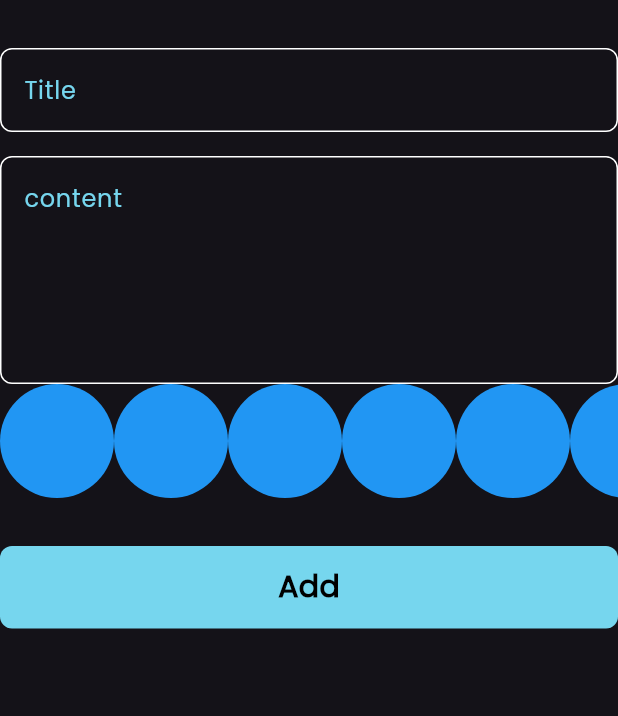
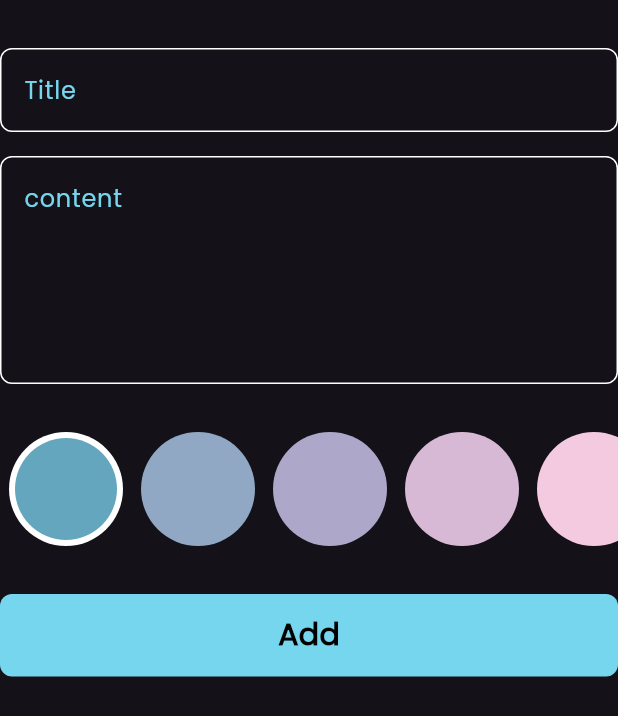
Before and after one commit to HumamHo44/notes_app, a Flutter app: the AddNoteForm widget shown alone on an empty page, opened directly, on a phone screen of 412 x 824 dp. Shown: the top 716 px of the screen. Run offline on Flutter 3.47's test engine with Material 3 defaults, Android fonts, the phone set to English and light mode, and no system bars; our stand-ins replace bloc, flutter_bloc, font_awesome_flutter, hive, hive_flutter; accounts and stored records are empty.

Commit message:
colors list view part two

```diff
--- a/lib/views/widgets/add_note_form.dart
+++ b/lib/views/widgets/add_note_form.dart
@@ -43,6 +43,9 @@ class _AddNoteFormState extends State<AddNoteForm> {
             hint: 'content',
             maxLines: 5,
           ),
+          const SizedBox(
+            height: 32,
+          ),
           const ColorListView(),
           const SizedBox(
             height: 32,
--- a/lib/views/widgets/custom/custom_clors_list_view.dart
+++ b/lib/views/widgets/custom/custom_clors_list_view.dart
@@ -1,30 +1,66 @@
 import 'package:flutter/material.dart';
 
 class ColorItem extends StatelessWidget {
-  const ColorItem({super.key});
-
+  const ColorItem({super.key, required this.isActive, required this.color});
+  final bool isActive;
+  final Color color;
   @override
   Widget build(BuildContext context) {
     // ignore: prefer_const_constructors
-    return CircleAvatar(
-      radius: 38,
-      backgroundColor: Colors.blue,
-    );
+    return isActive
+        ? CircleAvatar(
+            radius: 38,
+            backgroundColor: Colors.white,
+            child: CircleAvatar(
+              radius: 34,
+              backgroundColor: color,
+            ),
+          )
+        : CircleAvatar(
+            radius: 38,
+            backgroundColor: color,
+          );
   }
 }
 
-class ColorListView extends StatelessWidget {
+class ColorListView extends StatefulWidget {
   const ColorListView({super.key});
 
+  @override
+  State<ColorListView> createState() => _ColorListViewState();
+}
+
+class _ColorListViewState extends State<ColorListView> {
+  int currentIndex = 0;
+
+  List<Color> colors = [
+    const Color(0xFF64A6BD),
+    const Color(0xFF90A8C3),
+    const Color(0xFFADA7C9),
+    const Color(0xFFD7B9D5),
+    const Color(0xFFF4CAE0),
+  ];
   @override
   Widget build(BuildContext context) {
     return SizedBox(
       height: 38 * 2,
       child: ListView.builder(
-        itemCount: 10,
+        itemCount: colors.length,
         scrollDirection: Axis.horizontal,
         itemBuilder: (context, index) {
-          return const ColorItem();
+          return Padding(
+            padding: const EdgeInsets.symmetric(horizontal: 6),
+            child: GestureDetector(
+              onTap: () {
+                currentIndex = index;
+                setState(() {});
+              },
+              child: ColorItem(
+                color: colors[index],
+                isActive: currentIndex == index,
+              ),
+            ),
+          );
         },
       ),
     );
```
